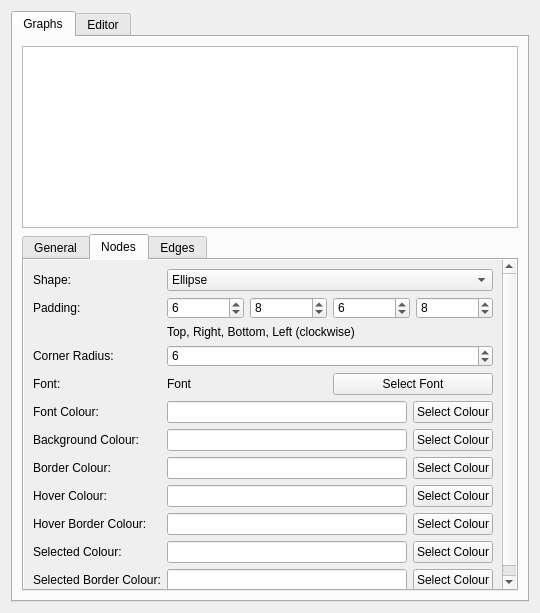
Above: src/developer/preferences/appearancepreferences.ui from aelliott/GP2 before the change. Below: the same form after it.
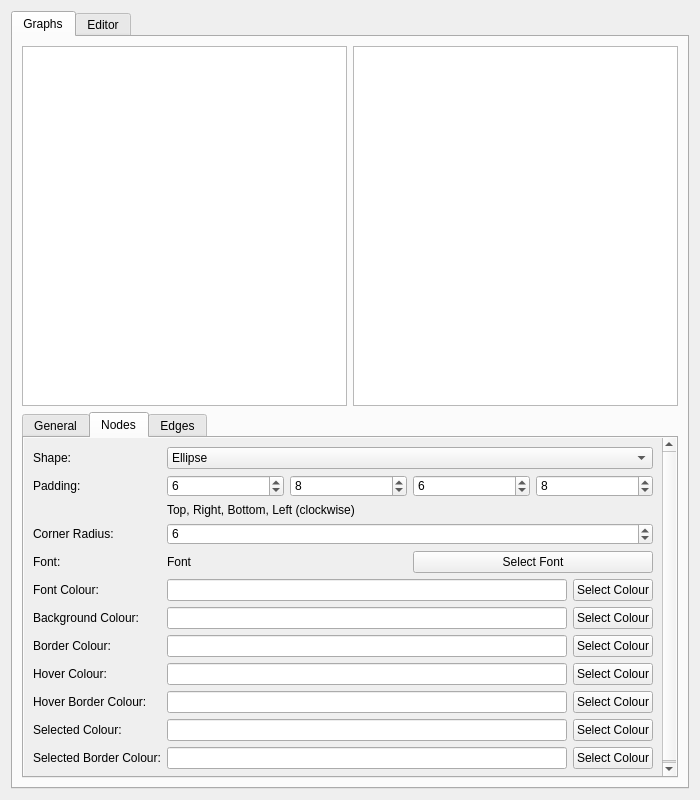
That is the form after the change. The open tabs and pages were chosen to show the change. Icons and pictures are not drawn. Custom widgets are drawn as their Qt base class.

Commit message: Started adding support for LHS/RHS split graphs RHS graphs will take the LHS graph as a "linked" graph and will use that in determining behaviour Improved the boost/ogdf support in CMake on Linux Added word boundaries to regexp matching in order to catch "324cbs" style IDs Added a concept of "phantom" nodes and edges which appear in the graph but are not saved. This provides a basis for displaying "deleted" nodes and edges in the RHS graph

The edit to the form file:
```diff
--- a/src/developer/preferences/appearancepreferences.ui
+++ b/src/developer/preferences/appearancepreferences.ui
@@ -6,8 +6,8 @@
    <rect>
     <x>0</x>
     <y>0</y>
-    <width>540</width>
-    <height>613</height>
+    <width>700</width>
+    <height>800</height>
    </rect>
   </property>
   <property name="windowTitle">
@@ -25,7 +25,9 @@
       </attribute>
       <layout class="QVBoxLayout" name="verticalLayout_2">
        <item>
-        <widget class="Developer::GraphWidget" name="graphicsView">
+        <layout class="QHBoxLayout" name="horizontalLayout_3">
+         <item>
+          <widget class="Developer::GraphWidget" name="lhsGraph">
          <property name="minimumSize">
           <size>
            <width>0</width>
@@ -33,6 +35,18 @@
           </size>
          </property>
         </widget>
+         </item>
+         <item>
+          <widget class="Developer::GraphWidget" name="rhsGraph">
+           <property name="minimumSize">
+            <size>
+             <width>0</width>
+             <height>160</height>
+            </size>
+           </property>
+          </widget>
+         </item>
+        </layout>
        </item>
        <item>
         <widget class="QTabWidget" name="tabWidget_2">
@@ -103,8 +117,8 @@
                <rect>
                 <x>0</x>
                 <y>0</y>
-                <width>449</width>
-                <height>483</height>
+                <width>491</width>
+                <height>355</height>
                </rect>
               </property>
               <layout class="QFormLayout" name="formLayout_3">
```
Left out of the diff: 11 changed lines with no effect on the pictures. Lines whose indentation alone changed are shown as unchanged. The commit also changes 32 other files.
